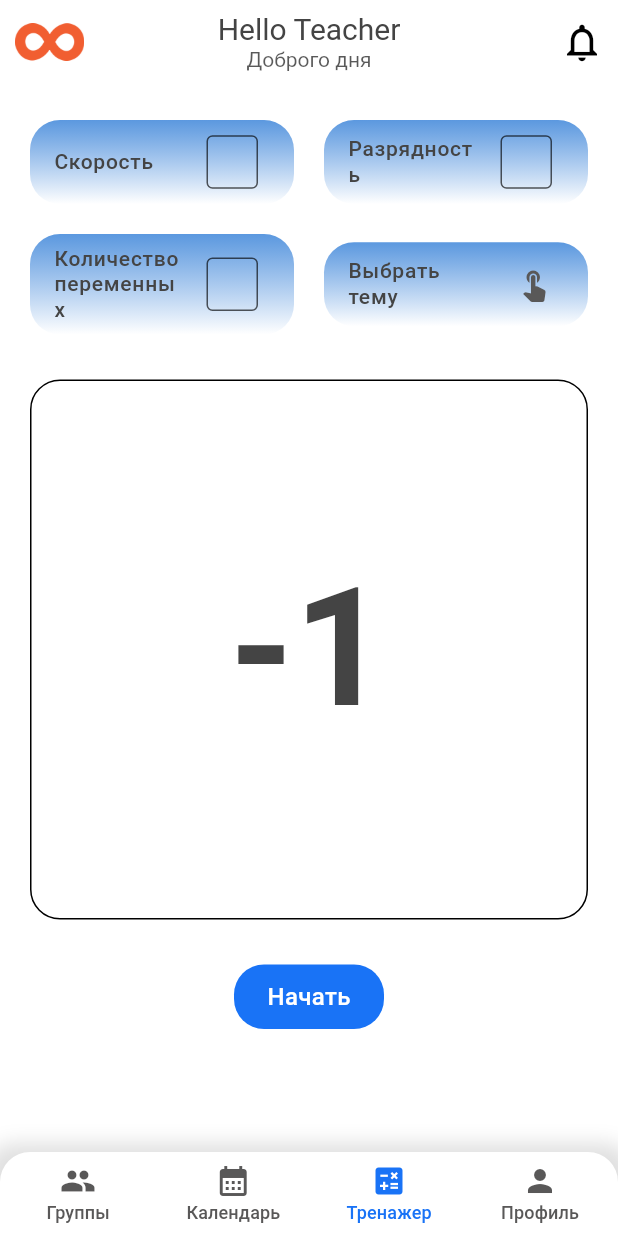
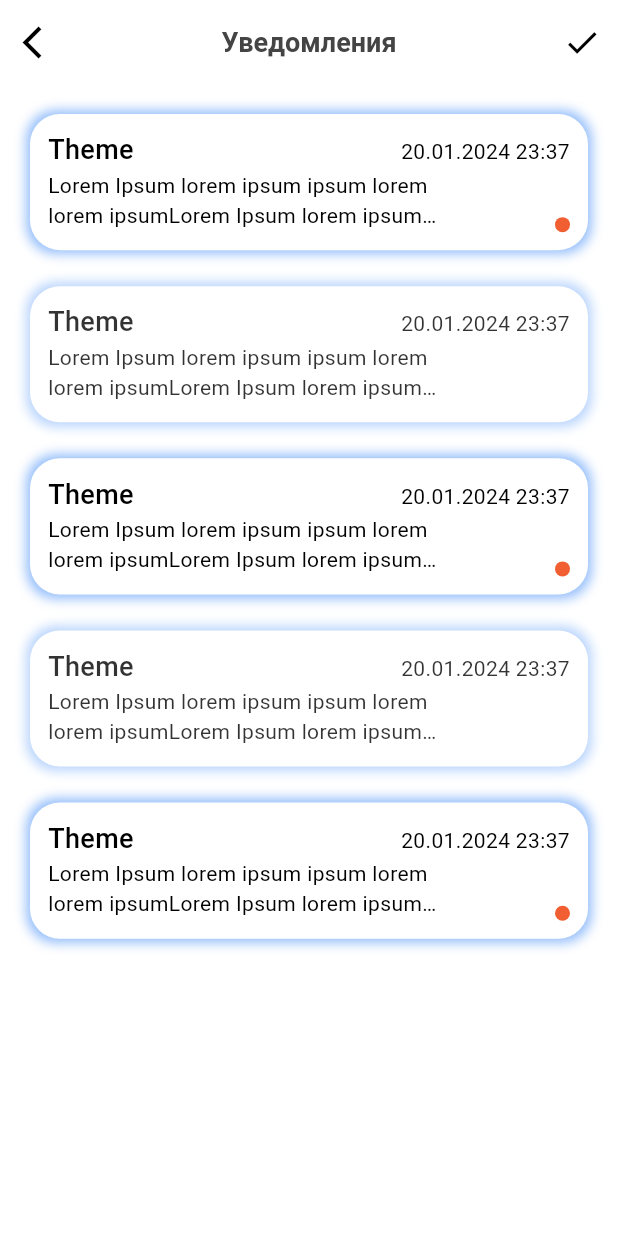
Before and after one commit to AsanZulpukarov/academia_rosta-2.0, a Flutter app: the HomeScreen screen opened directly, item 3 of the bottom bar chosen, after a tap on the "notifications" icon, on a phone screen of 412 x 824 dp. Run offline on Flutter 3.47's test engine with Material 3 defaults, Android fonts, the phone set to English and light mode, and no system bars; our stand-ins replace flutter_screenutil, gap, table_calendar; Roboto replaces fonts that are missing (Gilroy); project files that could hold a hidden picture were left out.

Commit message:
change design and add pages

```diff
--- a/lib/app_theme.dart
+++ b/lib/app_theme.dart
@@ -37,6 +37,13 @@ class AppColors {
 }
 
 class AppTheme {
+  static const BoxShadow boxShadow = BoxShadow(
+    color: Color.fromRGBO(30, 32, 37, 0.08),
+    offset: Offset(0, 1.5),
+    blurRadius: 0,
+    spreadRadius: 0,
+    blurStyle: BlurStyle.inner,
+  );
   static ThemeData themeData = ThemeData(
     primaryColor: AppColors.mainColor,
     scaffoldBackgroundColor: AppColors.bgColor,
--- a/lib/features/presentation/pages/home/group_page/group_screen.dart
+++ b/lib/features/presentation/pages/home/group_page/group_screen.dart
@@ -22,6 +22,9 @@ class GroupScreen extends StatelessWidget {
             height: 140,
             padding: const EdgeInsets.symmetric(vertical: 10, horizontal: 20),
             decoration: ShapeDecoration(
+              shadows: [
+                AppTheme.boxShadow,
+              ],
               gradient: const LinearGradient(
                 begin: Alignment.topCenter,
                 end: Alignment.bottomCenter,
--- /dev/null
+++ b/lib/features/presentation/pages/home/notification_page/notification_screen.dart
@@ -0,0 +1,177 @@
+import 'package:academia_rosta_diplom/app_text_styles.dart';
+import 'package:academia_rosta_diplom/app_theme.dart';
+import 'package:flutter/material.dart';
+import 'package:flutter_screenutil/flutter_screenutil.dart';
+import 'package:gap/gap.dart';
+
+import 'notification_info_screen.dart';
+
+class NotificationScreen extends StatefulWidget {
+  const NotificationScreen({Key? key}) : super(key: key);
+
+  @override
+  State<NotificationScreen> createState() => _NotificationScreenState();
+}
+
+class _NotificationScreenState extends State<NotificationScreen> {
+  @override
+  Widget build(BuildContext context) {
+    bool isEmpty = true;
+    return Scaffold(
+      appBar: AppBar(
+        title: const Text("Уведомления"),
+        centerTitle: true,
+        leading: IconButton(
+          splashRadius: 20,
+          alignment: Alignment.center,
+          icon: const Icon(Icons.arrow_back_ios),
+          onPressed: () {
+            Navigator.pop(context);
+          },
+        ),
+        actions: [
+          IconButton(
+            splashRadius: 20,
+            onPressed: () {},
+            icon: Icon(Icons.done),
+          ),
+        ],
+      ),
+      body: isEmpty
+          ? ListView.separated(
+              padding: const EdgeInsets.all(20),
+              itemBuilder: (BuildContext context, int index) {
+                bool isEven = index.isEven;
+                return GestureDetector(
+                  onTap: () {
+                    Navigator.push(
+                        context,
+                        MaterialPageRoute(
+                            builder: (context) => NotificationInfoScreen()));
+                  },
+                  child: Stack(
+                    children: [
+                      Align(
+                        alignment: Alignment.center,
+                        child: Container(
+                          padding: const EdgeInsets.all(12),
+                          height: 76.h,
+                          decoration: ShapeDecoration(
+                            color: AppColors.white,
+                            shape: RoundedRectangleBorder(
+                              borderRadius: BorderRadius.circular(20),
+                            ),
+                            shadows: [
+                              BoxShadow(
+                                color: isEven
+                                    ? AppColors.main.withOpacity(0.46)
+                                    : AppColors.main.withOpacity(0.3),
+                                blurRadius: 6,
+                                offset: const Offset(0, 0),
+                                spreadRadius: 2.5,
+                              )
+                            ],
+                          ),
+                          child: Column(
+                            mainAxisAlignment: MainAxisAlignment.spaceAround,
+                            children: [
+                              Row(
+                                crossAxisAlignment: CrossAxisAlignment.end,
+                                children: [
+                                  Expanded(
+                                    flex: 2,
+                                    child: Text(
+                                      "Theme",
+                                      style:
+                                          AppTextStyles.black18Medium.copyWith(
+                                        color: isEven
+                                            ? AppColors.black
+                                            : AppColors.black.withOpacity(0.8),
+                                      ),
+                                      overflow: TextOverflow.ellipsis,
+                                      maxLines: 1,
+                                    ),
+                                  ),
+                                  Expanded(
+                                    flex: 1,
+                                    child: Text(
+                                      textAlign: TextAlign.end,
+                                      "20.01.2024 23:37",
+                                      style: AppTextStyles.black14.copyWith(
+                                        color: isEven
+                                            ? AppColors.black
+                                            : AppColors.black.withOpacity(0.8),
+                                      ),
+                                    ),
+                                  ),
+                                ],
+                              ),
+                              Row(
+                                children: [
+                                  Expanded(
+                                    flex: 3,
+                                    child: Text(
+                                      "Lorem Ipsum lorem ipsum ipsum lorem lorem ipsumLorem "
+                                      "Ipsum lorem ipsum ipsum lorem lorem ipsumLorem"
+                                      "Ipsum lorem ipsum ipsum lorem lorem ipsum",
+                                      style: AppTextStyles.black14.copyWith(
+                                        color: isEven
+                                            ? AppColors.black
+                                            : AppColors.black.withOpacity(0.8),
+                                      ),
+                                      maxLines: 2,
+                                      overflow: TextOverflow.ellipsis,
+                                    ),
+                                  ),
+                                  Expanded(flex: 1, child: SizedBox()),
+                                ],
+                              ),
+                            ],
+                          ),
+                        ),
+                      ),
+                      isEven
+                          ? Positioned(
+                              bottom: 12,
+                              right: 12,
+                              child: Container(
+                                width: 10,
+                                height: 10,
+                                decoration: const BoxDecoration(
+                                  color: AppColors.secondaryColor,
+                                  shape: BoxShape.circle,
+                                ),
+                              ),
+                            )
+                          : SizedBox(),
+                    ],
+                  ),
+                );
+              },
+              separatorBuilder: (BuildContext context, int index) {
+                return Gap(24);
+              },
+              itemCount: 5,
+            )
+          : Padding(
+              padding: const EdgeInsets.all(30),
+              child: Column(
+                mainAxisAlignment: MainAxisAlignment.center,
+                children: [
+                  Container(
+                    width: double.infinity,
+                    child: Image.asset(
+                      "assets/images/no_notification.png",
+                    ),
+                  ),
+                  Gap(70),
+                  Text(
+                    "У вас нет уведомлений!",
+                    style: AppTextStyles.black20,
+                  ),
+                ],
+              ),
+            ),
+    );
+  }
+}
--- a/lib/features/presentation/pages/home/train_page/choose_theme_dialog.dart
+++ b/lib/features/presentation/pages/home/train_page/choose_theme_dialog.dart
@@ -1,7 +1,5 @@
 import 'package:academia_rosta_diplom/app_text_styles.dart';
 import 'package:flutter/material.dart';
-
-import '../../../../../app_theme.dart';
 
 class ChooseThemeDialog extends StatefulWidget {
   const ChooseThemeDialog({Key? key}) : super(key: key);
--- a/lib/features/presentation/pages/home/train_page/train_screen.dart
+++ b/lib/features/presentation/pages/home/train_page/train_screen.dart
@@ -70,7 +70,7 @@ class _TrainScreenState extends State<TrainScreen> {
                           ),
                           child: DecoratedBox(
                             decoration: ShapeDecoration(
-                              gradient: LinearGradient(
+                              gradient: const LinearGradient(
                                 begin: Alignment.topCenter,
                                 end: Alignment.bottomCenter,
                                 colors: [
@@ -81,15 +81,20 @@ class _TrainScreenState extends State<TrainScreen> {
                               shape: RoundedRectangleBorder(
                                 borderRadius: BorderRadius.circular(20),
                               ),
+                              shadows: [
+                                AppTheme.boxShadow,
+                              ],
                             ),
                             child: ListTile(
                               title: Text(
                                 "Выбрать тему",
-                                style: AppTextStyles.black14Medium,
+                                style: AppTextStyles.black12Medium.copyWith(
+                                  fontSize: 12.sp,
+                                ),
                               ),
                               trailing: Icon(
                                 Icons.touch_app,
-                                color: AppColors.borderColor,
+                                color: AppColors.blackOpacity65,
                               ),
                             ),
                           ),
@@ -134,16 +139,24 @@ class _TrainScreenState extends State<TrainScreen> {
           gradient: const LinearGradient(
             begin: Alignment.topCenter,
             end: Alignment.bottomCenter,
-            colors: [AppColors.mainGradientColor, AppColors.white],
+            colors: [
+              AppColors.mainGradientColor,
+              AppColors.white,
+            ],
           ),
           shape: RoundedRectangleBorder(
             borderRadius: BorderRadius.circular(20),
           ),
+          shadows: [
+            AppTheme.boxShadow,
+          ],
         ),
         child: ListTile(
           title: Text(
             title,
-            style: AppTextStyles.black14Medium,
+            style: AppTextStyles.black12Medium.copyWith(
+              fontSize: 12.sp,
+            ),
           ),
           trailing: Container(
             width: 30.w,
--- a/lib/features/presentation/pages/splash_screen.dart
+++ b/lib/features/presentation/pages/splash_screen.dart
@@ -2,7 +2,6 @@ import 'package:academia_rosta_diplom/features/presentation/pages/learn_app_scre
 import 'package:flutter/material.dart';
 
 import '../../../app_text_styles.dart';
-import 'auth/sign_in/sign_in_screen.dart';
 
 class SplashScreen extends StatefulWidget {
   const SplashScreen({Key? key}) : super(key: key);
--- a/lib/features/presentation/widgets/home/my_app_bar.dart
+++ b/lib/features/presentation/widgets/home/my_app_bar.dart
@@ -1,6 +1,8 @@
 import 'package:academia_rosta_diplom/app_text_styles.dart';
 import 'package:academia_rosta_diplom/app_theme.dart';
 import 'package:flutter/material.dart';
+
+import '../../pages/home/notification_page/notification_screen.dart';
 
 class MyAppBar extends StatelessWidget implements PreferredSizeWidget {
   const MyAppBar({Key? key}) : super(key: key);
@@ -41,9 +43,38 @@ class MyAppBar extends StatelessWidget implements PreferredSizeWidget {
         ],
       ),
       actions: [
-        IconButton(
-          icon: const Icon(Icons.notifications_outlined),
-          onPressed: () {},
+        Stack(
+          children: [
+            Align(
+              alignment: Alignment.center,
+              child: IconButton(
+                splashRadius: 20,
+                icon: Icon(
+                  Icons.notifications_outlined,
+                  color: AppColors.blackOpacity65,
+                ),
+                onPressed: () {
+                  Navigator.push(
+                      context,
+                      MaterialPageRoute(
+                        builder: (context) => NotificationScreen(),
+                      ));
+                },
+              ),
+            ),
+            Positioned(
+              right: 13,
+              top: 17,
+              child: Container(
+                width: 10,
+                height: 10,
+                decoration: const BoxDecoration(
+                  color: AppColors.secondaryColor,
+                  shape: BoxShape.circle,
+                ),
+              ),
+            ),
+          ],
         ),
       ],
     );
```
Also changed, not shown: lib/features/presentation/pages/home/calendar_screen.dart (+1 -8 lines), lib/features/presentation/pages/home/group_page/group_info.dart (+2 -14 lines), lib/features/presentation/pages/home/notification_page/notification_info_screen.dart (added, +44 -0 lines), lib/features/presentation/pages/home/profile_screen.dart (+63 -1 lines), lib/features/presentation/widgets/home/profile_nav_item.dart (added, +47 -0 lines), assets/icons/notification_icon.svg (added), assets/images/no_notification.png (added).
